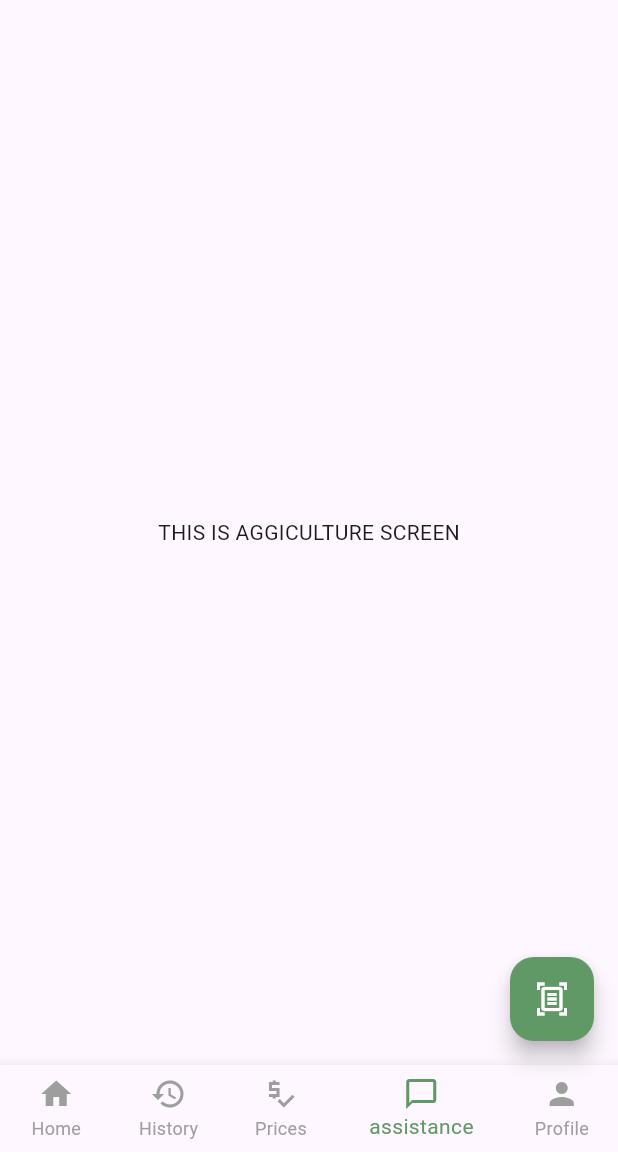
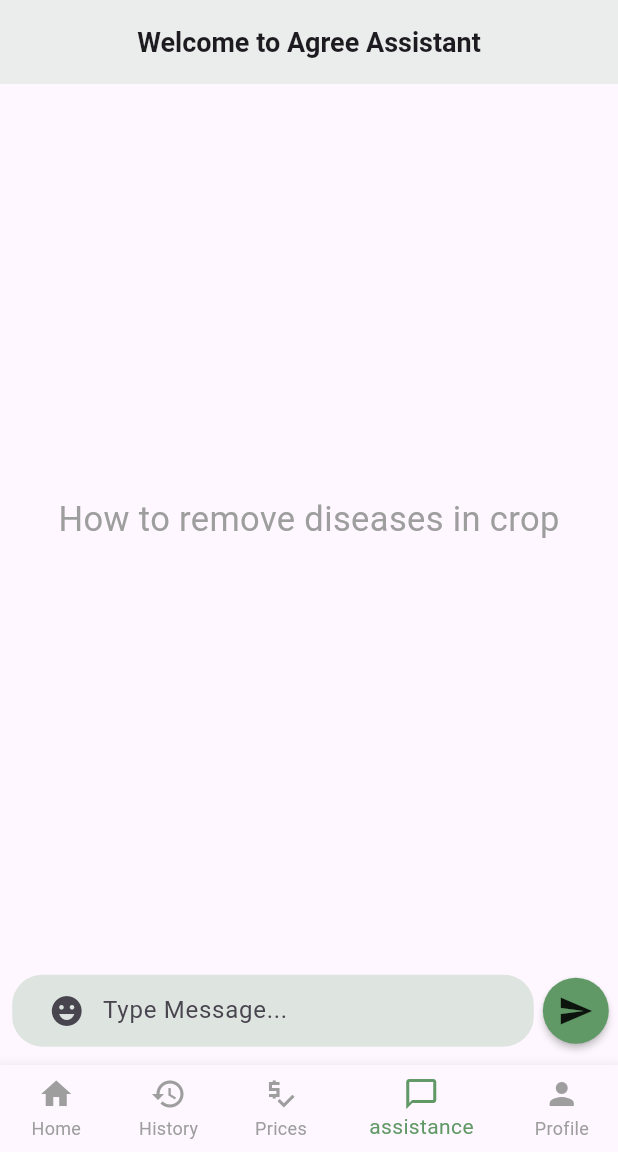
Before and after one commit to Hitesh123mori/Khedut-Mitra, a Flutter app: the screen it shows after launch, item 4 of the bottom bar chosen, on a phone screen of 412 x 824 dp, the part 84-1236 px from its top. Run offline on Flutter 3.47's test engine with Material 3 defaults, Android fonts, the light colour scheme and no system bars; our stand-ins replace cloud_firestore, firebase_auth, firebase_core, firebase_storage, flutter_gemini, fluttertoast; accounts and stored records are empty.

Commit message:
chat done

```diff
--- a/lib/apis/helper_api/season_identification.dart
+++ b/lib/apis/helper_api/season_identification.dart
@@ -34,8 +34,7 @@ class SeasonIdntification{
     'Summer': [
        'Pumpkin'
       'Cucumber',
-      'Bitter Gourd.',
-
+      'Bitter Gourd',
     ],
   };
 
--- a/lib/main.dart
+++ b/lib/main.dart
@@ -1,18 +1,25 @@
 import 'package:firebase_core/firebase_core.dart';
 import 'package:flutter/material.dart';
-import 'package:hack_24/screens/auth_screens/login_screen.dart';
-import 'package:hack_24/screens/auth_screens/splash_screen.dart';
-import 'package:hack_24/screens/provider/user_provider.dart';
+import 'package:hack_24/screens/home_screens/home_screen.dart';
 import 'package:provider/provider.dart';
+import 'package:flutter_gemini/flutter_gemini.dart';
 
+import 'screens/auth_screens/login_screen.dart';
+import 'screens/auth_screens/splash_screen.dart';
+import 'screens/models/app_user.dart';
+import 'screens/provider/user_provider.dart';
 
-late Size mq  ;
+late Size mq;
 
 void main() async {
   WidgetsFlutterBinding.ensureInitialized();
   await _initializeFirebase();
-  // runApp(KhedutMitra()) ;
-  runApp(MultiProvider(providers: [ChangeNotifierProvider(create: (context)=>AppUserProvider())], child: KhedutMitra()));
+
+
+  runApp(MultiProvider(
+    providers: [ChangeNotifierProvider(create: (context) => AppUserProvider())],
+    child: KhedutMitra(),
+  ));
 }
 
 class KhedutMitra extends StatefulWidget {
@@ -31,7 +38,7 @@ class _KhedutMitraState extends State<KhedutMitra> {
       theme: ThemeData(
         primarySwatch: Colors.green,
       ),
-      home: SplashScreen()
+      home: HomeScreen(),
     );
   }
 }
@@ -49,6 +56,5 @@ Future<void> _initializeFirebase() async {
     print('Firebase initialized successfully');
   } catch (e) {
     print('Error initializing Firebase: $e');
-
   }
 }
--- a/lib/screens/home_screens/home_screen.dart
+++ b/lib/screens/home_screens/home_screen.dart
@@ -34,14 +34,16 @@ class _HomeScreenState extends State<HomeScreen> {
     return MaterialApp(
       debugShowCheckedModeBanner: false,
       home: Scaffold(
-        floatingActionButton: FloatingActionButton(
-          backgroundColor: AppColors.theme['primaryColor'],
-          onPressed: () {},
-          child: Icon(
-            Icons.document_scanner_outlined,
-            color: AppColors.theme['secondaryColor'],
-          ),
-        ),
+
+        // floatingActionButton: FloatingActionButton(
+        //   backgroundColor: AppColors.theme['primaryColor'],
+        //   onPressed: () {},
+        //   child: Icon(
+        //     Icons.document_scanner_outlined,
+        //     color: AppColors.theme['secondaryColor'],
+        //   ),
+        // ),
+
         appBar: AppBar(
           centerTitle: true,
           title: Text(
--- a/lib/screens/home_screens/tab_screens/agreeculture_ai.dart
+++ b/lib/screens/home_screens/tab_screens/agreeculture_ai.dart
@@ -1,4 +1,13 @@
+import 'package:flutter/cupertino.dart';
 import 'package:flutter/material.dart';
+import 'package:flutter/widgets.dart';
+import 'package:hack_24/screens/models/chat_model.dart';
+import 'package:provider/provider.dart';
+import '../../provider/user_provider.dart';
+import '../../utils/color.dart';
+import '../../utils/widgets/message_card.dart';
+import 'chat_room.dart';
+
 
 class AgreecultureAi extends StatefulWidget {
   const AgreecultureAi({super.key});
@@ -10,15 +19,20 @@ class AgreecultureAi extends StatefulWidget {
 class _AgreecultureAiState extends State<AgreecultureAi> {
   @override
   Widget build(BuildContext context) {
-    return MaterialApp(
-      debugShowCheckedModeBanner: false,
-      home: Scaffold(
-
-        body: Center(
-          child: Text("THIS IS AGGICULTURE SCREEN"),
-        ),
-
-      ),
+    return Consumer<AppUserProvider>(
+      builder: (context, userProvider, child) {
+        return Scaffold(
+          appBar: AppBar(
+            backgroundColor: AppColors.theme['primaryColor'].withOpacity(0.12),
+            centerTitle: true,
+            title: Text(
+              "Welcome to Agree Assistant",
+              style: TextStyle(fontSize: 18, fontWeight: FontWeight.bold),
+            ),
+          ),
+          body: ChatScreen(),
+        );
+      },
     );
   }
 }
--- /dev/null
+++ b/lib/screens/home_screens/tab_screens/chat_room.dart
@@ -0,0 +1,199 @@
+import 'package:flutter/material.dart';
+import 'package:hack_24/apis/gen_api.dart';
+import '../../../apis/chat_messages/chat_msg.dart';
+import '../../models/ai_response.dart';
+import '../../models/chat_model.dart';
+import '../../utils/color.dart';
+import '../../utils/widgets/message_card.dart';
+
+class ChatScreen extends StatefulWidget {
+  @override
+  _ChatScreenState createState() => _ChatScreenState();
+}
+
+class _ChatScreenState extends State<ChatScreen> {
+  double _textFieldMaxHeight = 130.0;
+  final FocusNode _messageFocusNode = FocusNode();
+  bool _isMessageTextFieldFocused = false;
+  final TextEditingController _textController = TextEditingController();
+  bool _showEmoji = false;
+
+  @override
+  Widget build(BuildContext context) {
+    final mq = MediaQuery.of(context).size;
+
+    return Scaffold(
+      body: Column(
+        children: [
+          Expanded(
+            child: StreamBuilder<List<ChatMessage>>(
+              stream: ChatApi().getChatMessages(),
+              builder: (context, snapshot) {
+                switch (snapshot.connectionState) {
+                  case ConnectionState.waiting:
+                  case ConnectionState.none:
+                    // return Center(child: CircularProgressIndicator());
+                  case ConnectionState.active:
+                  case ConnectionState.done:
+                    if (snapshot.hasData) {
+                      final List<ChatMessage> messages = snapshot.data!;
+                      if (messages.isNotEmpty) {
+                        return ListView.builder(
+                          reverse: true,
+                          itemCount: messages.length,
+                          physics: BouncingScrollPhysics(),
+                          itemBuilder: (context, index) {
+                            final chatMessage = messages[index];
+                            return MessageCard(
+                              cm: chatMessage,
+                            );
+                          },
+                        );
+                      } else {
+                        return Center(
+                          child: Text(
+                            "How to remove diseases in crop",
+                            style: TextStyle(
+                              color: Colors.grey,
+                              fontSize: 23,
+                            ),
+                          ),
+                        );
+                      }
+                    } else {
+                      return Center(child: Text("No messages available."));
+                    }
+                }
+              },
+            ),
+          ),
+          buildChatInput(),
+        ],
+      ),
+    );
+  }
+
+  Widget buildChatInput() {
+    final mq = MediaQuery.of(context).size;
+
+    return Padding(
+      padding: EdgeInsets.symmetric(
+        horizontal: mq.width * 0.01,
+        vertical: mq.height * 0.01,
+      ),
+      child: Row(
+        children: [
+          Expanded(
+            child: Card(
+              elevation: 0,
+              color: AppColors.theme['primaryColor'].withOpacity(0.2),
+              shape: RoundedRectangleBorder(
+                borderRadius: BorderRadius.circular(20),
+              ),
+              child: Row(
+                crossAxisAlignment: CrossAxisAlignment.center,
+                children: [
+                  SizedBox(width: mq.width * 0.03),
+                  IconButton(
+                    onPressed: () {
+                      setState(() {
+                        FocusScope.of(context).unfocus();
+                        _showEmoji = !_showEmoji;
+                      });
+                    },
+                    icon: Icon(
+                      Icons.emoji_emotions,
+                      color: AppColors.theme['iconColor'],
+                    ),
+                  ),
+                  Expanded(
+                    child: Container(
+                      constraints: BoxConstraints(maxHeight: _textFieldMaxHeight),
+                      child: SingleChildScrollView(
+                        child: TextField(
+                          controller: _textController,
+                          focusNode: _messageFocusNode,
+                          onChanged: (text) {
+                            setState(() {
+                              _isMessageTextFieldFocused = _messageFocusNode.hasFocus;
+                            });
+                          },
+                          onTap: () {
+                            setState(() {
+                              _isMessageTextFieldFocused = _messageFocusNode.hasFocus;
+                              if (_showEmoji) _showEmoji = !_showEmoji;
+                            });
+                          },
+                          maxLines: null,
+                          keyboardType: TextInputType.multiline,
+                          cursorColor: Colors.white,
+                          style: TextStyle(
+                            color: AppColors.theme['primaryTextColor'],
+                          ),
+                          decoration: InputDecoration(
+                            border: InputBorder.none,
+                            hintText: "Type Message...",
+                            hintStyle: TextStyle(
+                              color: AppColors.theme['secondaryTextColor'],
+                            ),
+                          ),
+                        ),
+                      ),
+                    ),
+                  ),
+                  SizedBox(width: mq.width * 0.03),
+                ],
+              ),
+            ),
+          ),
+          MaterialButton(
+            minWidth: 0,
+            shape: CircleBorder(),
+            onPressed: () {
+              setState(() {
+                _isMessageTextFieldFocused = false;
+              });
+              if (_textController.text.isNotEmpty) {
+
+                ChatMessage userMessage = ChatMessage(isAi: false, text: _textController.text);
+                ChatApi.sendMessage(userMessage).then((_) {
+
+                  ApiService().postTextAndFetchJson('http://192.168.137.85:5000', _textController.text).then((response) {
+
+                    ChatMessage aiMessage = ChatMessage(
+                        isAi: true,
+                        text: _textController.text,
+                        aiResponse: AIResponse.fromJson(response)
+                    );
+
+                    ChatApi.sendMessage(aiMessage).then((_) {
+
+                      print('AI response sent successfully');
+                    }).catchError((error) {
+
+                      print('Error sending AI response: $error');
+                    });
+                  }).catchError((error) {
+
+                    print('Error fetching API response: $error');
+                  }).whenComplete(() {
+
+                    _textController.text = "";
+                  });
+                }).catchError((error) {
+
+                  print('Error sending user message: $error');
+                });
+
+              }
+              // Handle sending a message
+            },
+            color: AppColors.theme['primaryColor'],
+            child: Icon(Icons.send),
+            padding: EdgeInsets.all(10),
+          ),
+        ],
+      ),
+    );
+  }
+}
--- /dev/null
+++ b/lib/screens/models/ai_response.dart
@@ -0,0 +1,27 @@
+class AIResponse {
+  final String bestMedicine;
+  final String amountPerAcre;
+  final String approximateTime;
+
+  AIResponse({
+    required this.bestMedicine,
+    required this.amountPerAcre,
+    required this.approximateTime,
+  });
+
+  factory AIResponse.fromJson(Map<String, dynamic> json) {
+    return AIResponse(
+      bestMedicine: json['bestMedicine'],
+      amountPerAcre: json['amountPerAcre'],
+      approximateTime: json['approximateTime'],
+    );
+  }
+
+  Map<String, dynamic> toJson() {
+    return {
+      'bestMedicine': bestMedicine,
+      'amountPerAcre': amountPerAcre,
+      'approximateTime': approximateTime,
+    };
+  }
+}
--- a/lib/screens/models/app_user.dart
+++ b/lib/screens/models/app_user.dart
@@ -5,11 +5,14 @@ class AppUser {
   String? city;
   String? state;
   List<String>? currCrops;
+  String ? curDeaseas;
+
 
   AppUser({
     required this.userId,
     this.name,
     this.email,
+    this.curDeaseas,
     this.city,
     this.state,
     this.currCrops,
@@ -19,6 +22,7 @@ class AppUser {
   Map<String, dynamic> toJson() => {
     'userId': userId,
     'name': name,
+    'currDecease' :curDeaseas,
     'email': email,
     'city': city,
     'state': state,
--- /dev/null
+++ b/lib/screens/models/chat_model.dart
@@ -0,0 +1,50 @@
+import 'package:flutter/material.dart';
+import 'package:hack_24/screens/models/ai_response.dart';
+
+class ChatMessage {
+  final bool isAi;
+  final String? text;
+  final AIResponse? aiResponse;
+
+  ChatMessage({
+    required this.isAi,
+    this.text,
+    this.aiResponse,
+  });
+
+  // Convert ChatMessage to JSON
+  Map<String, dynamic> toJson() {
+    return {
+      'isAi': isAi,
+      'text': text,
+      'aiResponse': aiResponse?.toJson(),
+    };
+  }
+
+  // Create ChatMessage from JSON
+  factory ChatMessage.fromJson(Map<String, dynamic> json) {
+    return ChatMessage(
+      isAi: json['isAi'] as bool,
+      text: json['text'] as String?,
+      aiResponse: json['aiResponse'] != null
+          ? AIResponse.fromJson(json['aiResponse'] as Map<String, dynamic>)
+          : null,
+    );
+  }
+
+  // Create ChatMessage from AIResponse
+  factory ChatMessage.fromAiResponse(AIResponse response) {
+    return ChatMessage(
+      isAi: true,
+      aiResponse: response,
+    );
+  }
+
+  // Create ChatMessage from text message
+  factory ChatMessage.fromText(String text) {
+    return ChatMessage(
+      isAi: false,
+      text: text,
+    );
+  }
+}
--- a/lib/screens/provider/user_provider.dart
+++ b/lib/screens/provider/user_provider.dart
@@ -1,4 +1,5 @@
 import 'package:flutter/material.dart';
+import '../../apis/open_ai_api/agree_ai_api.dart';
 import '../../apis/var_setup.dart';
 import '../models/app_user.dart';
 
@@ -7,6 +8,7 @@ class AppUserProvider extends ChangeNotifier {
 
   AppUserProvider() {
     _initializeUser();
+
   }
 
   AppUser? get user => _user;
@@ -25,6 +27,7 @@ class AppUserProvider extends ChangeNotifier {
           city: doc.data()?['city'] ?? 'Unknown City',
           state: doc.data()?['state'] ?? 'Unknown State',
           currCrops: (doc.data()?['currCrops'] as List<dynamic>?)?.cast<String>() ?? [],
+          curDeaseas: doc.data()?['curDeaseas'] ?? 'Unknown Decease',
         );
       } else {
         _user = null;
@@ -47,4 +50,7 @@ class AppUserProvider extends ChangeNotifier {
     _user = null;
     notifyListeners();
   }
+
+
+
 }
--- a/pubspec.yaml
+++ b/pubspec.yaml
@@ -31,6 +31,7 @@ dependencies:
   flutter:
     sdk: flutter
   cloud_firestore: ^5.2.1
+  http: ^1.2.2
   firebase_core: ^3.3.0
   firebase_auth: ^5.1.4
   url_launcher: ^6.3.0
@@ -38,6 +39,7 @@ dependencies:
   firebase_storage: ^12.1.3
   dropdown_search: ^5.0.6
   fluttertoast: ^8.2.6
+  flutter_gemini: ^2.0.5
 
 
 
```
Also changed, not shown: lib/apis/chat_messages/chat_msg.dart (added, +46 -0 lines), lib/apis/gen_api.dart (added, +30 -0 lines), lib/screens/utils/widgets/message_card.dart (added, +104 -0 lines), lib/apis/open_ai_api/agree_ai_api.dart (added), pubspec.lock.
